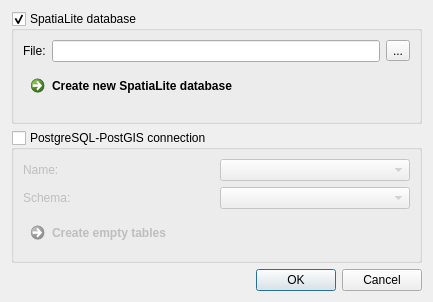
Above: plugin/dbsetup_dialog_base.ui from IZSVenezie/VetEpiGIS-Group before the change. Below: the same form after it.
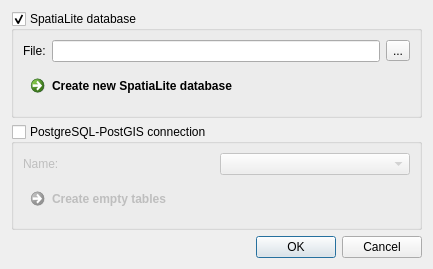
That is the form after the change.

```diff
--- a/plugin/dbsetup_dialog_base.ui
+++ b/plugin/dbsetup_dialog_base.ui
@@ -7,7 +7,7 @@
     <x>0</x>
     <y>0</y>
     <width>433</width>
-    <height>302</height>
+    <height>269</height>
    </rect>
   </property>
   <property name="windowTitle">
@@ -92,23 +92,6 @@
           </property>
          </widget>
         </item>
-        <item row="1" column="0">
-         <widget class="QLabel" name="label_10">
-          <property name="text">
-           <string>Schema:</string>
-          </property>
-         </widget>
-        </item>
-        <item row="1" column="1">
-         <widget class="QComboBox" name="comboBox_2">
-          <property name="minimumSize">
-           <size>
-            <width>150</width>
-            <height>0</height>
-           </size>
-          </property>
-         </widget>
-        </item>
        </layout>
       </item>
       <item row="1" column="0">
```
